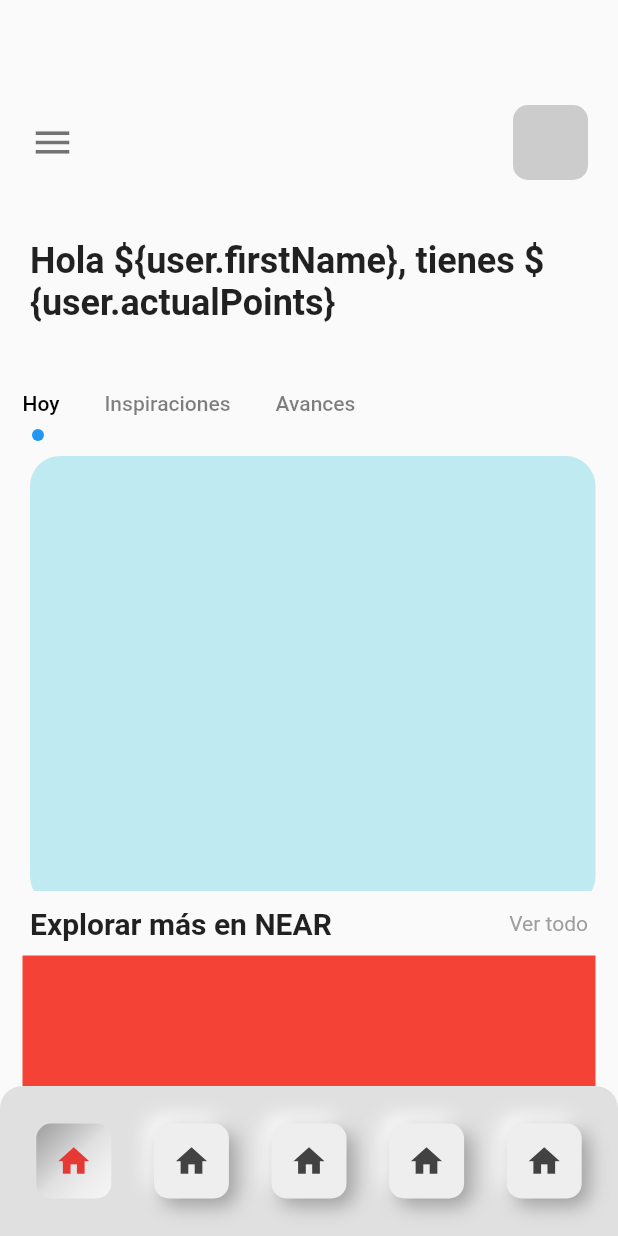
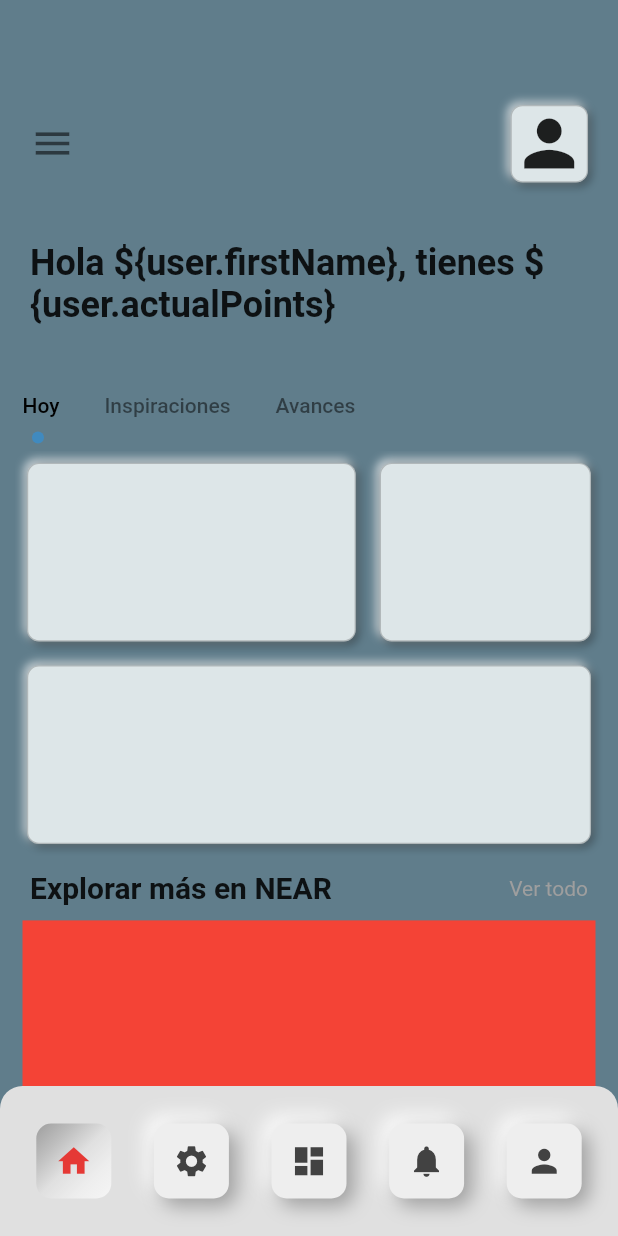
Before and after one commit to JuEnPeHa/near_learning_app, a Flutter app: the screen it shows after launch, on a phone screen of 412 x 824 dp. Run offline on Flutter 3.47's test engine with Material 2 defaults, Android fonts, the light colour scheme and no system bars; drawn by our look-alikes of flutter_neumorphic; our stand-ins replace curved_navigation_bar.

Commit message:
Home Page 75%

```diff
--- a/lib/main.dart
+++ b/lib/main.dart
@@ -1,5 +1,6 @@
 import 'package:flutter/material.dart';
 import 'package:flutter/services.dart';
+import 'package:flutter_neumorphic/flutter_neumorphic.dart';
 import 'package:near_learning_app/router/routes.dart';
 import 'package:near_learning_app/theme/app_theme.dart';
 
@@ -22,7 +23,7 @@ class MyApp extends StatelessWidget {
     return MaterialApp(
        debugShowCheckedModeBanner: false,
       title: 'NEAR Learning App',
-      theme: AppTheme.lightTheme,
+      theme: AppTheme.lightTheme /*NeumorphicThemeData()*/,
       routes: AppRoutes.getAppRoutes(),
       initialRoute: AppRoutes.initialRoute,
       onGenerateRoute: AppRoutes.onGenerateRoute,
--- /dev/null
+++ b/lib/pages/home_page.dart
@@ -0,0 +1,236 @@
+import 'package:flutter/material.dart';
+import 'package:flutter_neumorphic/flutter_neumorphic.dart';
+import 'package:near_learning_app/widgets/widgets.dart';
+
+class HomePage extends StatefulWidget {
+  const HomePage({Key? key}) : super(key: key);
+
+  @override
+  _HomePageState createState() => _HomePageState();
+}
+
+class _HomePageState extends State<HomePage> with TickerProviderStateMixin {
+  @override
+  Widget build(BuildContext context) {
+    TabController _tabController = TabController(length: 3, vsync: this);
+
+    return SingleChildScrollView(
+      child: Column(
+        crossAxisAlignment: CrossAxisAlignment.start,
+        children: [
+          Container(
+            padding: const EdgeInsets.only(top: 70, left: 20),
+            child: Row(
+              children: [
+                const Icon(
+                  Icons.menu,
+                  size: 30,
+                  color: Colors.black54,
+                ),
+                Expanded(child: Container()),
+                Neumorphic(
+                  margin: const EdgeInsets.only(right: 20),
+                  child: const Icon(Icons.person, size: 50),
+                  style: const NeumorphicStyle(
+                      border: NeumorphicBorder(
+                    isEnabled: true,
+                    color: Color(0x33000000),
+                    width: 0.8,
+                  )),
+                ),
+              ],
+            ),
+          ),
+          const SizedBox(
+            height: 40,
+          ),
+          Container(
+            margin: const EdgeInsets.only(left: 20),
+            child: Text(
+              "Hola \$\{user.firstName\}, tienes \$\{user.actualPoints\}",
+              style: TextStyle(fontSize: 24, fontWeight: FontWeight.bold),
+            ),
+          ),
+          const SizedBox(
+            height: 30,
+          ),
+          Container(
+            child: Align(
+              alignment: Alignment.centerLeft,
+              child: TabBar(
+                labelPadding: const EdgeInsets.only(
+                  left: 15,
+                  right: 15,
+                ),
+                controller: _tabController,
+                labelColor: Colors.black,
+                unselectedLabelColor: Colors.black.withOpacity(0.5),
+                isScrollable: true,
+                indicatorSize: TabBarIndicatorSize.label,
+                indicator: CircleTabIndicator(
+                    color: Colors.blue.withOpacity(0.5), radius: 4),
+                tabs: const [
+                  Tab(
+                    text: "Hoy",
+                  ),
+                  Tab(
+                    text: "Inspiraciones",
+                  ),
+                  Tab(
+                    text: "Avances",
+                  ),
+                ],
+              ),
+            ),
+          ),
+          Container(
+            padding: const EdgeInsets.only(left: 10, right: 10, top: 5),
+            height: 275,
+            width: double.infinity,
+            child: TabBarView(
+                controller: _tabController,
+                physics: const BouncingScrollPhysics(),
+                children: [
+                  Column(
+                    children: [
+                      Expanded(
+                        child: Row(
+                          children: [
+                            Expanded(
+                              flex: 3,
+                              child: InkWell(
+                                onTap: () {
+                                  print("InkWell 1");
+                                },
+                                customBorder: RoundedRectangleBorder(
+                                  borderRadius: BorderRadius.circular(25),
+                                ),
+                                child: Padding(
+                                  padding: const EdgeInsets.all(8.0),
+                                  child: Neumorphic(
+                                    //margin: const EdgeInsets.only(right: 20),
+                                    child: Container(),
+                                    style: const NeumorphicStyle(
+                                        border: NeumorphicBorder(
+                                      isEnabled: true,
+                                      color: Color(0x33000000),
+                                      width: 0.8,
+                                    )),
+                                  ),
+                                ),
+                              ),
+                            ),
+                            Expanded(
+                              flex: 2,
+                              child: InkWell(
+                                onTap: () {
+                                  print("InkWell 2");
+                                },
+                                customBorder: RoundedRectangleBorder(
+                                  borderRadius: BorderRadius.circular(25),
+                                ),
+                                child: Padding(
+                                  padding: const EdgeInsets.all(8.0),
+                                  child: Neumorphic(
+                                    //margin: const EdgeInsets.only(right: 20),
+                                    child: Container(),
+                                    style: const NeumorphicStyle(
+                                        border: NeumorphicBorder(
+                                      isEnabled: true,
+                                      color: Color(0x33000000),
+                                      width: 0.8,
+                                    )),
+                                  ),
+                                ),
+                              ),
+                            ),
+                          ],
+                        ),
+                      ),
+                      Expanded(
+                        child: InkWell(
+                          customBorder: RoundedRectangleBorder(
+                            borderRadius: BorderRadius.circular(25),
+                          ),
+                          onTap: () {
+                            print("InkWell 3");
+                          },
+                          onDoubleTap: () {
+                            print("InkWell double tap 3");
+                          },
+                          child: Padding(
+                            padding: const EdgeInsets.all(8.0),
+                            child: Neumorphic(
+                              style: const NeumorphicStyle(
+                                  border: NeumorphicBorder(
+                                isEnabled: true,
+                                color: Color(0x33000000),
+                                width: 0.8,
+                              )),
+                              child: Container(),
+                            ),
+                          ),
+                        ),
+                      )
+                    ],
+                  ),
+                  // ListView.separated(
+                  //     itemCount: 3,
+                  //     scrollDirection: Axis.horizontal,
+                  //     itemBuilder: (context, index) {
+                  //       return GestureDetector(
+                  //         onTap: (() {}),
+                  //         child: Neumorphic(
+                  //           //margin: EdgeInsets.all(50),
+                  //           child: Container(
+                  //             //margin: const EdgeInsets.only(right: 15, top: 10),
+                  //             width: 175,
+                  //             height: 250,
+                  //             decoration: BoxDecoration(
+                  //                 borderRadius: BorderRadius.circular(20),
+                  //                 color: const Color(0xFF69D2E7).withOpacity(0.4)),
+                  //             child: const Padding(
+                  //               padding: EdgeInsets.all(14.0),
+                  //               child: Text(""),
+                  //             ),
+                  //           ),
+                  //         ),
+                  //       );
+                  //     }, separatorBuilder: (BuildContext context, int index) => const SizedBox(width: 10,),),
+                  Text("ListView 2"),
+                  Text("ListView 3"),
+                ]),
+          ),
+          Container(
+            margin: const EdgeInsets.symmetric(horizontal: 20, vertical: 10),
+            child: Row(
+              children: [
+                Text(
+                  "Explorar más en NEAR",
+                  style: TextStyle(fontSize: 20, fontWeight: FontWeight.bold),
+                ),
+                Expanded(child: Container()),
+                Text(
+                  "Ver todo",
+                  style: TextStyle(color: Colors.grey),
+                ),
+              ],
+            ),
+          ),
+          Container(
+            margin: EdgeInsets.symmetric(horizontal: 15),
+            width: double.maxFinite,
+            height: 125,
+            color: Colors.red,
+            child: ListView.builder(
+                itemCount: 5,
+                scrollDirection: Axis.horizontal,
+                itemBuilder: (context, index) {
+                  return Container();
+                }),
+          ),
+        ],
+      ),
+    );
+  }
+}
--- a/lib/pages/home_screen.dart
+++ b/lib/pages/home_screen.dart
@@ -14,7 +14,13 @@ class HomeScreen extends StatefulWidget {
 }
 
 class _HomeScreenState extends State<HomeScreen> {
-  static const List screens = [HomePage()];
+  static const List screens = [
+    HomePage(),
+    HomePage(),
+    HomePage(),
+    HomePage(),
+    ProfilePage()
+  ];
 
   static int selectedIndex = 0;
 
@@ -34,12 +40,13 @@ class _HomeScreenState extends State<HomeScreen> {
     Icon(Icons.person),
   ];
 
-  List<NavigationItem> items = _icons
-      .map(
-        (e) => NavigationItem(
-            icon: _icons[selectedIndex], color: _bgColor[selectedIndex]),
-      )
-      .toList();
+  List<NavigationItem> items = [
+    for (int i = 0; i < screens.length; i++)
+      NavigationItem(
+        icon: _icons[i],
+        color: _bgColor[i],
+      ),
+  ];
 
   Widget _buildItem(NavigationItem item, bool isSelected) {
     return Container(
@@ -87,20 +94,8 @@ class _HomeScreenState extends State<HomeScreen> {
   @override
   Widget build(BuildContext context) {
     return Scaffold(
+      backgroundColor: Colors.blueGrey[500],
       body: screens[selectedIndex],
-      //  const CustomScrollView(
-      //   slivers: [
-      //     SliverAppBar(
-      //       //floating: true,
-      //       //snap: true,
-      //       //backgroundColor: Colors.transparent,
-      //       elevation: 25,
-      //       flexibleSpace: FlexibleSpaceBar(
-      //         title: Text('NEAR Learning App', style: TextStyle(fontSize: 16)),
-      //       ),
-      //     ),
-      //   ],
-      // ),
       bottomNavigationBar: Container(
         width: MediaQuery.of(context).size.width,
         height: 100.0,
--- a/lib/pages/pages.dart
+++ b/lib/pages/pages.dart
@@ -1 +1,2 @@
-export 'package:near_learning_app/theme/home_page.dart';
+export 'package:near_learning_app/pages/home_page.dart';
+export 'package:near_learning_app/pages/profile_page.dart';
--- /dev/null
+++ b/lib/pages/profile_page.dart
@@ -0,0 +1,17 @@
+import 'package:flutter/material.dart';
+
+class ProfilePage extends StatefulWidget {
+  const ProfilePage({ Key? key }) : super(key: key);
+
+  @override
+  _ProfilePageState createState() => _ProfilePageState();
+}
+
+class _ProfilePageState extends State<ProfilePage> {
+  @override
+  Widget build(BuildContext context) {
+    return Container(
+
+    );
+  }
+}
--- a/lib/theme/home_page.dart
+++ /dev/null
@@ -1,146 +0,0 @@
-import 'package:flutter/material.dart';
-import 'package:near_learning_app/widgets/widgets.dart';
-
-class HomePage extends StatefulWidget {
-  const HomePage({Key? key}) : super(key: key);
-
-  @override
-  _HomePageState createState() => _HomePageState();
-}
-
-class _HomePageState extends State<HomePage> with TickerProviderStateMixin {
-  @override
-  Widget build(BuildContext context) {
-    TabController _tabController = TabController(length: 3, vsync: this);
-
-    return SingleChildScrollView(
-      child: Column(
-        crossAxisAlignment: CrossAxisAlignment.start,
-        children: [
-          Container(
-            padding: EdgeInsets.only(top: 70, left: 20),
-            child: Row(
-              children: [
-                Icon(
-                  Icons.menu,
-                  size: 30,
-                  color: Colors.black54,
-                ),
-                Expanded(child: Container()),
-                Container(
-                  margin: const EdgeInsets.only(right: 20),
-                  width: 50,
-                  height: 50,
-                  decoration: BoxDecoration(
-                      borderRadius: BorderRadius.circular(10),
-                      color: Colors.grey.withOpacity(0.5)),
-                )
-              ],
-            ),
-          ),
-          SizedBox(
-            height: 40,
-          ),
-          Container(
-            margin: const EdgeInsets.only(left: 20),
-            child: Text(
-              "Hola \$\{user.firstName\}, tienes \$\{user.actualPoints\}",
-              style: TextStyle(fontSize: 24, fontWeight: FontWeight.bold),
-            ),
-          ),
-          SizedBox(
-            height: 30,
-          ),
-          Container(
-            child: Align(
-              alignment: Alignment.centerLeft,
-              child: TabBar(
-                labelPadding: const EdgeInsets.only(
-                  left: 15,
-                  right: 15,
-                ),
-                controller: _tabController,
-                labelColor: Colors.black,
-                unselectedLabelColor: Colors.black.withOpacity(0.5),
-                isScrollable: true,
-                indicatorSize: TabBarIndicatorSize.label,
-                indicator:
-                    CircleTabIndicator(color: Colors.blue.shade500, radius: 4),
-                tabs: const [
-                  Tab(
-                    text: "Hoy",
-                  ),
-                  Tab(
-                    text: "Inspiraciones",
-                  ),
-                  Tab(
-                    text: "Avances",
-                  ),
-                ],
-              ),
-            ),
-          ),
-          Container(
-            padding: const EdgeInsets.only(left: 20),
-            height: 300,
-            width: double.maxFinite,
-            child: TabBarView(
-                controller: _tabController,
-                physics: BouncingScrollPhysics(),
-                children: [
-                  ListView.builder(
-                      itemCount: 3,
-                      itemBuilder: (context, index) {
-                        return InkWell(
-                          onTap: (() {}),
-                          child: Container(
-                            margin: const EdgeInsets.only(right: 15, top: 10),
-                            width: 200,
-                            height: 300,
-                            decoration: BoxDecoration(
-                                borderRadius: BorderRadius.circular(20),
-                                color: Color(0xFF69D2E7).withOpacity(0.4)),
-                            child: Padding(
-                              padding: const EdgeInsets.all(14.0),
-                              child: Text(""),
-                            ),
-                          ),
-                        );
-                      }),
-                  Text("ListView 2"),
-                  Text("ListView 3"),
-                ]),
-          ),
-          Container(
-            margin: const EdgeInsets.symmetric(horizontal: 20, vertical: 10),
-            child: Row(
-              children: [
-                Text(
-                  "Explorar más en NEAR",
-                  style: TextStyle(fontSize: 20, fontWeight: FontWeight.bold),
-                ),
-                Expanded(child: Container()),
-                Text(
-                  "Ver todo",
-                  style: TextStyle(color: Colors.grey),
-                ),
-              ],
-            ),
-          ),
-          Container(
-            margin: EdgeInsets.symmetric(horizontal: 15),
-            width: double.maxFinite,
-            height: 125,
-            color: Colors.red,
-            child: ListView.builder(
-                itemCount: 5,
-                scrollDirection: Axis.horizontal,
-                itemBuilder: (context, index) {
-                  return Container();
-                }),
-          ),
-        ],
-      ),
-    );
-  }
-}
```
Also changed, not shown: lib/pages/login_page.dart (renamed from lib/theme/login_page.dart).
